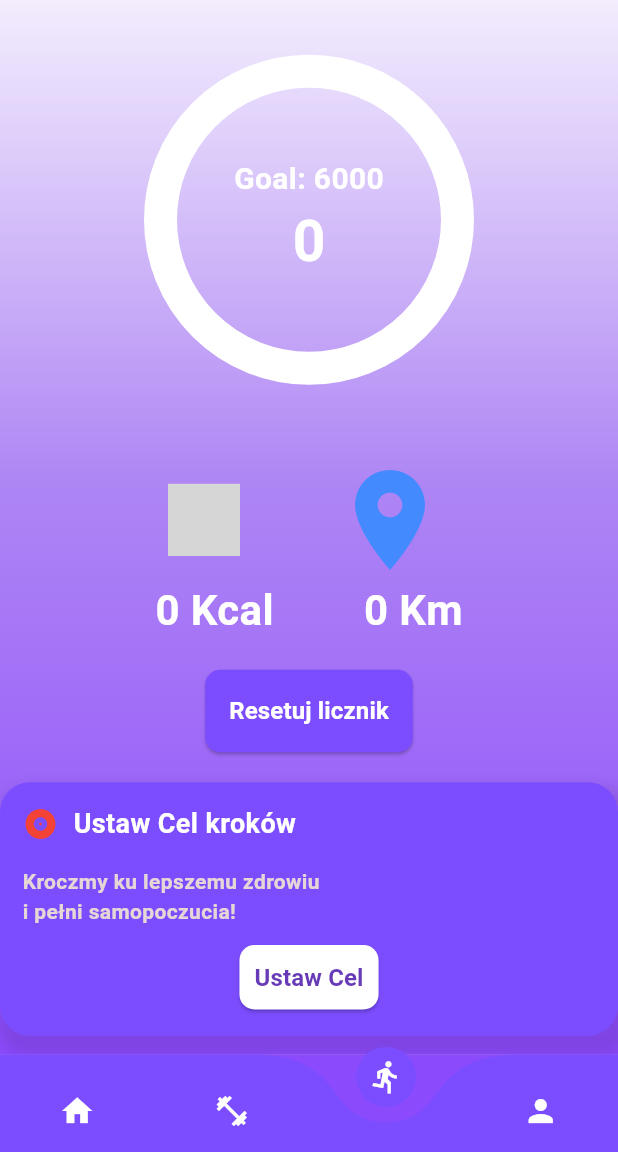
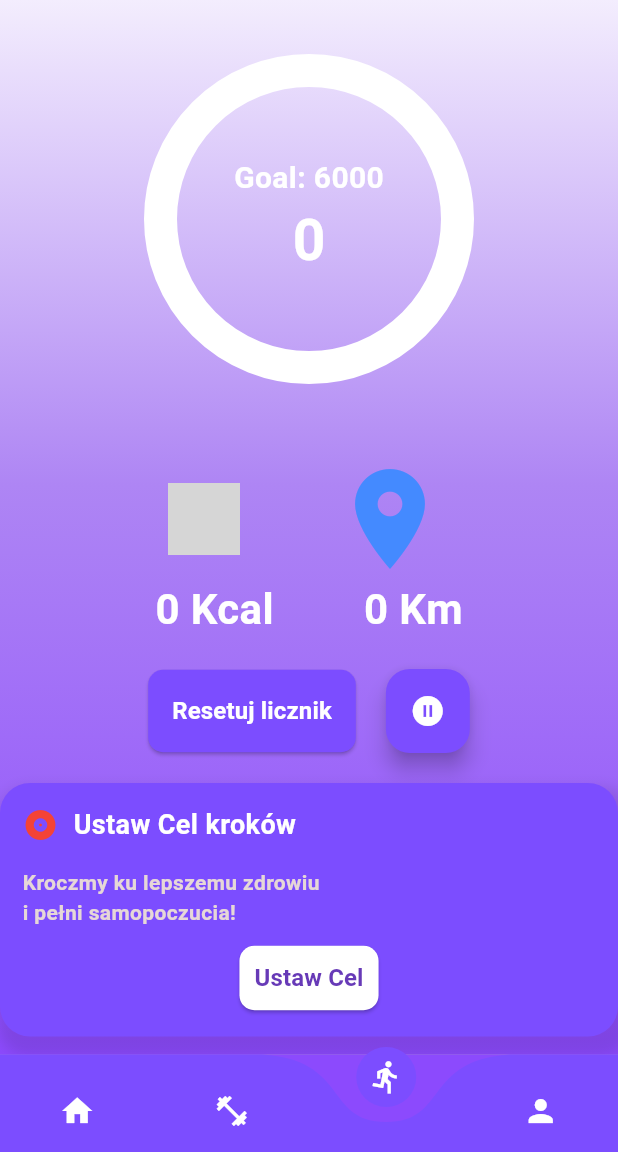
Before and after one commit to jakubzawada/this_is_your_training, a Flutter app: the screen it shows once a user with an empty profile is signed in, item 3 of the bottom bar chosen, after a tap on "Resetuj licznik", on a phone screen of 412 x 824 dp, the part 84-1236 px from its top. Run offline on Flutter 3.47's test engine with Material 3 defaults, Android fonts, the phone set to English and light mode, and no system bars; drawn by our look-alikes of curved_navigation_bar, percent_indicator; our stand-ins replace bloc, cloud_firestore, firebase_auth, firebase_core, firebase_storage, fl_chart and 11 more; missing offline and left inert: flutter_facebook_auth, flutter_icon_shadow; accounts and stored records are empty; statements that could not run were skipped; grey boxes are pictures that could not be loaded.

Commit message:
Add pause step counter button

```diff
--- a/lib/app/features/home/views/cubit/step_counter_cubit.dart
+++ b/lib/app/features/home/views/cubit/step_counter_cubit.dart
@@ -2,6 +2,7 @@ import 'package:bloc/bloc.dart';
 import 'package:cloud_firestore/cloud_firestore.dart';
 import 'package:firebase_auth/firebase_auth.dart';
 import 'package:pedometer/pedometer.dart';
+import 'package:shared_preferences/shared_preferences.dart';
 
 part 'step_counter_state.dart';
 
@@ -10,7 +11,10 @@ class StepCounterCubit extends Cubit<StepCounterState> {
   DateTime now = DateTime.now();
   int currentSteps = 0;
   int resetSteps = 0;
+  late DateTime lastPauseTime;
   int goalSteps = 6000;
+  late SharedPreferences prefs;
+  bool isPedometerActive = true;
 
   StepCounterCubit()
       : super(
@@ -20,22 +24,53 @@ class StepCounterCubit extends Cubit<StepCounterState> {
             caloriesBurned: '0',
             distanceTraveled: '0',
             goalSteps: 6000,
+            isPedometerActive: true,
           ),
-        );
+        ) {
+    initPrefs();
+    loadGoalSteps();
+    initPedometer();
+  }
 
-  void setGoalSteps(int newGoal) {
+  bool isTogglingPedometer = false;
+
+  Future<void> togglePedometer() async {
+    if (isPedometerActive) {
+      Pedometer.stepCountStream.listen(null).cancel();
+    } else {
+      initPedometer();
+    }
+    isPedometerActive = !isPedometerActive;
+    emit(state.copyWith(isPedometerActive: isPedometerActive));
+  }
+
+  Future<void> initPrefs() async {
+    prefs = await SharedPreferences.getInstance();
+    resetSteps = prefs.getInt('resetSteps') ?? 0;
+  }
+
+  Future<void> loadGoalSteps() async {
+    SharedPreferences prefs = await SharedPreferences.getInstance();
+    int savedGoalSteps = prefs.getInt('goalSteps') ?? 6000;
+    emit(state.copyWith(goalSteps: savedGoalSteps));
+  }
+
+  Future<void> setGoalSteps(int newGoal) async {
     emit(state.copyWith(goalSteps: newGoal));
+
+    SharedPreferences prefs = await SharedPreferences.getInstance();
+    prefs.setInt('goalSteps', newGoal);
   }
 
   Future<void> resetStepCount() async {
     resetSteps += currentSteps;
+    prefs.setInt('resetSteps', resetSteps);
     emit(state.copyWith(
       steps: 0,
       stepCount: '0',
       caloriesBurned: '0',
       distanceTraveled: '0',
     ));
-    now = DateTime.now();
   }
 
   Future<void> calculateCaloriesAndDistance(int steps) async {
--- a/lib/app/features/home/views/cubit/step_counter_state.dart
+++ b/lib/app/features/home/views/cubit/step_counter_state.dart
@@ -6,6 +6,7 @@ class StepCounterState {
   final String caloriesBurned;
   final String distanceTraveled;
   final int goalSteps;
+  final bool isPedometerActive;
 
   StepCounterState({
     required this.steps,
@@ -13,6 +14,7 @@ class StepCounterState {
     required this.caloriesBurned,
     required this.distanceTraveled,
     required this.goalSteps,
+    required this.isPedometerActive,
   });
 
   StepCounterState copyWith({
@@ -21,6 +23,7 @@ class StepCounterState {
     String? caloriesBurned,
     String? distanceTraveled,
     int? goalSteps,
+    bool? isPedometerActive,
   }) {
     return StepCounterState(
       steps: steps ?? this.steps,
@@ -28,6 +31,7 @@ class StepCounterState {
       caloriesBurned: caloriesBurned ?? this.caloriesBurned,
       distanceTraveled: distanceTraveled ?? this.distanceTraveled,
       goalSteps: goalSteps ?? this.goalSteps,
+      isPedometerActive: isPedometerActive ?? this.isPedometerActive,
     );
   }
 }
--- a/lib/app/features/home/views/step_counter_page.dart
+++ b/lib/app/features/home/views/step_counter_page.dart
@@ -148,6 +148,9 @@ class FirstScreen extends StatelessWidget {
                   ],
                 ),
                 const SizedBox(height: 20),
+                Row(
+                  mainAxisAlignment: MainAxisAlignment.center,
+                  children: [
                     ElevatedButton(
                       style: ElevatedButton.styleFrom(
                         foregroundColor: Colors.white,
@@ -167,6 +170,25 @@ class FirstScreen extends StatelessWidget {
                           fontWeight: FontWeight.bold,
                         ),
                       ),
+                    ),
+                    const SizedBox(width: 20),
+                    FloatingActionButton(
+                      onPressed: () {
+                        context.read<StepCounterCubit>().togglePedometer();
+                      },
+                      backgroundColor: Colors.deepPurpleAccent,
+                      child: BlocBuilder<StepCounterCubit, StepCounterState>(
+                        builder: (context, state) {
+                          return Icon(
+                            state.isPedometerActive
+                                ? Icons.pause_circle_filled
+                                : Icons.play_circle_fill_outlined,
+                            color: Colors.white,
+                          );
+                        },
+                      ),
+                    ),
+                  ],
                 ),
                 const SizedBox(height: 20),
                 Container(
@@ -287,12 +309,6 @@ void showSetGoalModel(BuildContext context) {
                       .toList(),
                 ),
                 const SizedBox(height: 16),
-                ElevatedButton(
-                  onPressed: () {
-                    Navigator.pop(context);
-                  },
-                  child: const Text('Zapisz'),
-                ),
               ],
             ),
           );
--- a/lib/app/features/widgets/step_counter_page/step_chart_page.dart
+++ b/lib/app/features/widgets/step_counter_page/step_chart_page.dart
@@ -34,7 +34,7 @@ class StepChartPage extends StatelessWidget {
             ),
             child: Center(
               child: SizedBox(
-                height: 300,
+                height: 600,
                 child: MyBarGraph(
                   weeklySummary: weeklySummary,
                 ),
--- a/lib/components/bar graph/bar_graph.dart
+++ b/lib/components/bar graph/bar_graph.dart
@@ -73,6 +73,7 @@ Widget leftTitles(double value, TitleMeta meta) {
   const style = TextStyle(
     fontSize: 10,
   );
+
   return SideTitleWidget(
     axisSide: meta.axisSide,
     child: Text(
--- a/pubspec.yaml
+++ b/pubspec.yaml
@@ -46,6 +46,7 @@ dependencies:
   fl_chart: ^0.65.0
   percent_indicator: ^4.2.3
   flutter_icon_shadow: ^2.0.6
+  shared_preferences: ^2.2.2
 
 
 dev_dependencies:
```
Also changed, not shown: pubspec.lock, 1 other file. Lines whose indentation alone changed are shown as unchanged.
